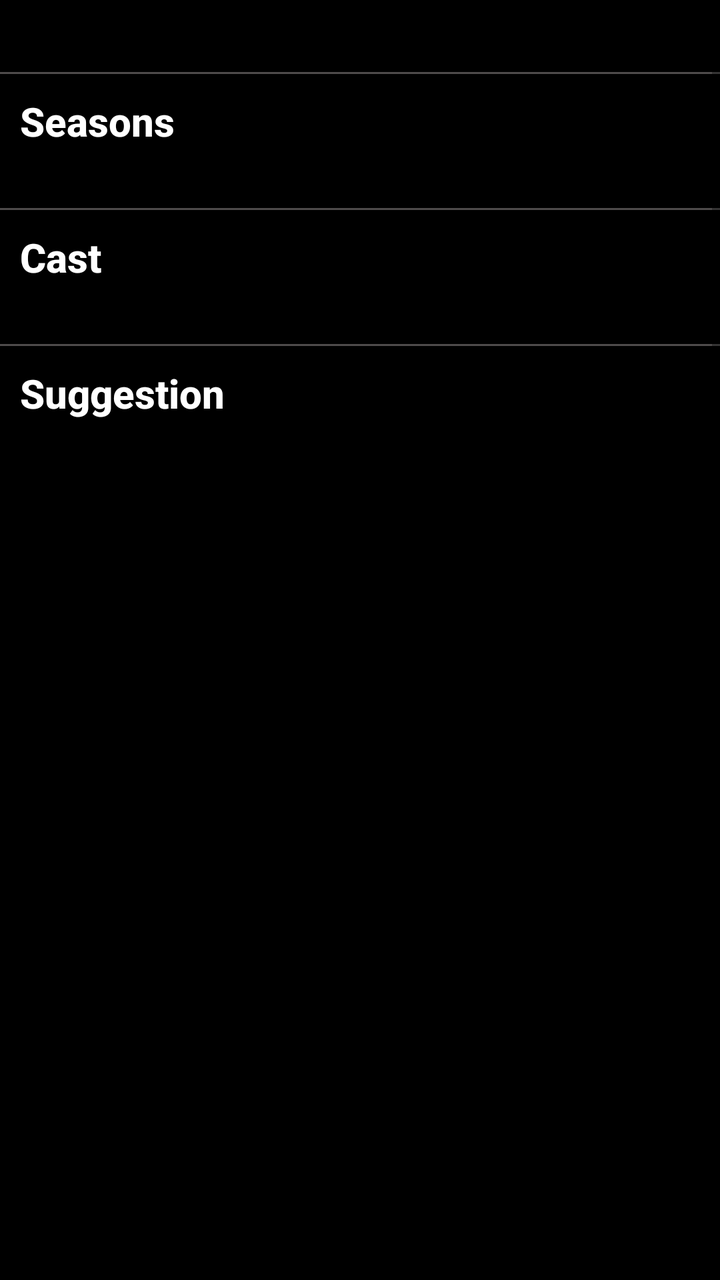
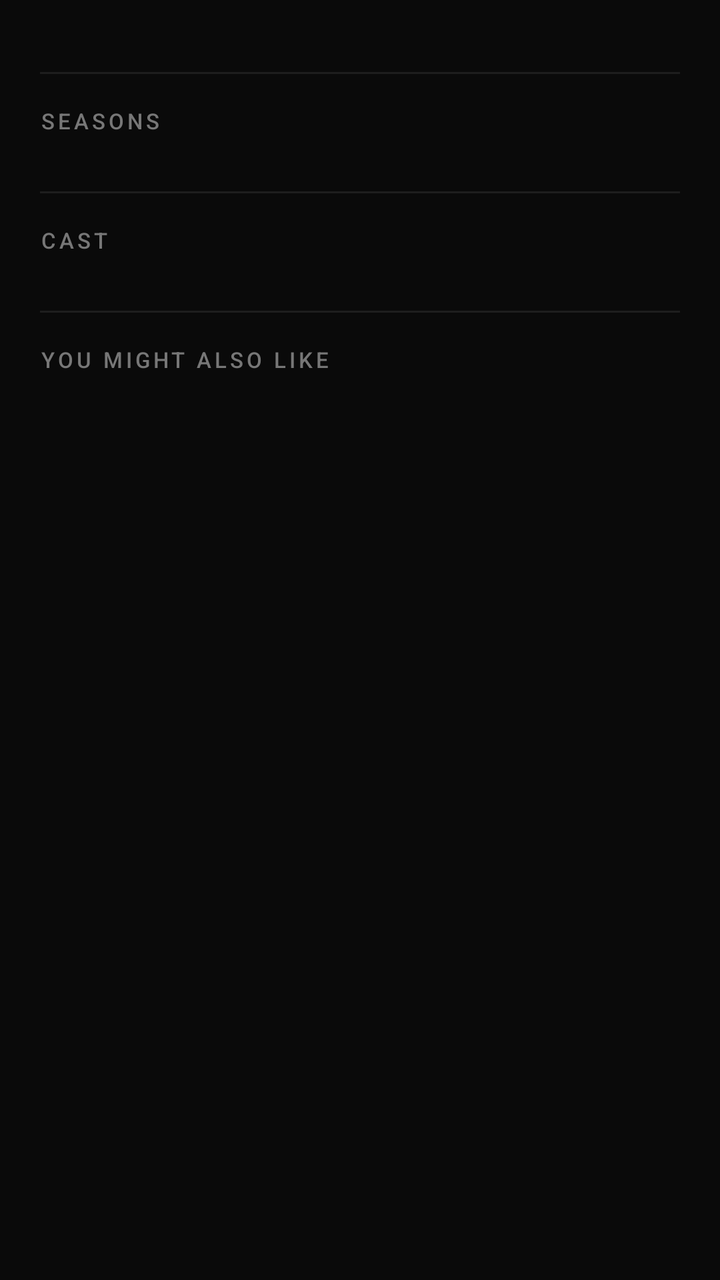

An Android layout rendered at two revisions. The XML below is the earlier revision; the diff shows what the commit changed to produce the second picture.
<!-- AndroidManifest.xml: application theme Theme.EMPlay -->
<!-- res/layout/search_result_tv_view.xml -->
<?xml version="1.0" encoding="utf-8"?>
<FrameLayout xmlns:android="http://schemas.android.com/apk/res/android"
    xmlns:app="http://schemas.android.com/apk/res-auto"
    xmlns:tools="http://schemas.android.com/tools"
    android:layout_width="match_parent"
    android:layout_height="match_parent"
    android:id="@+id/search_result_fragment">

    <androidx.constraintlayout.widget.ConstraintLayout
        android:layout_width="match_parent"
        android:layout_height="match_parent"
        tools:context=".fragment.MovieResultFragment"
        android:background="@color/black">

        <ScrollView
            android:id="@+id/scrollView"
            android:layout_width="match_parent"
            android:layout_height="match_parent"
            app:layout_constraintEnd_toEndOf="parent"
            app:layout_constraintStart_toStartOf="parent"
            app:layout_constraintTop_toTopOf="parent">

            <LinearLayout
                android:layout_width="match_parent"
                android:layout_height="wrap_content"
                android:orientation="vertical">

                <androidx.recyclerview.widget.RecyclerView
                    android:id="@+id/search_result_recyclerview"
                    android:layout_width="match_parent"
                    android:layout_height="wrap_content"
                    android:layout_marginTop="16dp" />

                <View
                    android:id="@+id/view"
                    android:layout_width="match_parent"
                    android:layout_height="1dp"
                    android:layout_marginTop="20dp"
                    android:background="#4E4B4B" />

                <TextView
                    android:id="@+id/textView6"
                    android:layout_width="wrap_content"
                    android:layout_height="wrap_content"
                    android:fontFamily="sans-serif-medium"
                    android:padding="10dp"
                    android:text="Seasons"
                    android:textColor="@color/white"
                    android:textSize="20sp"
                    android:textStyle="bold" />


                <androidx.recyclerview.widget.RecyclerView
                    android:id="@+id/search_result_seasons_recyclerview"
                    android:layout_width="wrap_content"
                    android:layout_height="wrap_content"
                    android:scrollbars="horizontal" />

                <View
                    android:id="@+id/view7"
                    android:layout_width="match_parent"
                    android:layout_height="1dp"
                    android:layout_marginTop="20dp"
                    android:background="#4E4B4B" />

                <TextView
                    android:id="@+id/textView2"
                    android:layout_width="wrap_content"
                    android:layout_height="wrap_content"
                    android:fontFamily="sans-serif-medium"
                    android:padding="10dp"
                    android:text="Cast"
                    android:textColor="@color/white"
                    android:textSize="20sp"
                    android:textStyle="bold" />


                <androidx.recyclerview.widget.RecyclerView
                    android:id="@+id/search_result_cast_recyclerview"
                    android:layout_width="wrap_content"
                    android:layout_height="wrap_content"
                    android:scrollbars="horizontal" />

                <View
                    android:id="@+id/view2"
                    android:layout_width="match_parent"
                    android:layout_height="1dp"
                    android:layout_marginTop="20dp"
                    android:background="#4E4B4B" />

                <TextView
                    android:id="@+id/textView3"
                    android:layout_width="match_parent"
                    android:layout_height="wrap_content"
                    android:fontFamily="sans-serif-medium"
                    android:padding="10dp"
                    android:text="Suggestion"
                    android:textColor="@color/white"
                    android:textSize="20sp"
                    android:textStyle="bold" />

                <androidx.recyclerview.widget.RecyclerView
                    android:id="@+id/search_result_suggestion_recyclerview"
                    android:layout_width="match_parent"
                    android:layout_height="750dp"/>

            </LinearLayout>
        </ScrollView>

    </androidx.constraintlayout.widget.ConstraintLayout>

</FrameLayout>
<!-- resources referenced by this layout -->
<resources>
  <color name="black">#FF000000</color>
  <color name="white">#FFFFFFFF</color>
  <style name="Theme.EMPlay" parent="Theme.MaterialComponents.DayNight.DarkActionBar">
          
          <item name="colorPrimary">#DD10090B</item>
          <item name="colorPrimaryVariant">#059C8D8D</item>
          <item name="colorOnPrimary">#9C8D8D</item>
          
          <item name="colorSecondary">#AD151515</item>
          <item name="colorSecondaryVariant">@color/teal_700</item>
          <item name="colorOnSecondary">@color/black</item>
          
          <item name="android:statusBarColor">@color/black</item>
          
      </style>
  <color name="teal_700">#EFB6B6</color>
</resources>

<!-- the commit's change to res/layout/search_result_tv_view.xml (unified diff, before → after) -->
@@ -1,7 +1,7 @@
 <?xml version="1.0" encoding="utf-8"?>
+
 <FrameLayout xmlns:android="http://schemas.android.com/apk/res/android"
     xmlns:app="http://schemas.android.com/apk/res-auto"
-    xmlns:tools="http://schemas.android.com/tools"
     android:layout_width="match_parent"
     android:layout_height="match_parent"
     android:id="@+id/search_result_fragment">
@@ -9,13 +9,14 @@
     <androidx.constraintlayout.widget.ConstraintLayout
         android:layout_width="match_parent"
         android:layout_height="match_parent"
-        tools:context=".fragment.MovieResultFragment"
-        android:background="@color/black">
+        android:background="#0A0A0A">
 
-        <ScrollView
+        <androidx.core.widget.NestedScrollView
             android:id="@+id/scrollView"
             android:layout_width="match_parent"
             android:layout_height="match_parent"
+            android:fillViewport="true"
+            android:scrollbars="none"
             app:layout_constraintEnd_toEndOf="parent"
             app:layout_constraintStart_toStartOf="parent"
             app:layout_constraintTop_toTopOf="parent">
@@ -23,89 +24,156 @@
             <LinearLayout
                 android:layout_width="match_parent"
                 android:layout_height="wrap_content"
-                android:orientation="vertical">
+                android:orientation="vertical"
+                android:paddingBottom="24dp">
 
+                
                 <androidx.recyclerview.widget.RecyclerView
                     android:id="@+id/search_result_recyclerview"
                     android:layout_width="match_parent"
                     android:layout_height="wrap_content"
                     android:layout_marginTop="16dp" />
 
+                
                 <View
                     android:id="@+id/view"
                     android:layout_width="match_parent"
                     android:layout_height="1dp"
+                    android:layout_marginStart="20dp"
+                    android:layout_marginEnd="20dp"
                     android:layout_marginTop="20dp"
-                    android:background="#4E4B4B" />
+                    android:background="#1E1E1E" />
 
+                
                 <TextView
                     android:id="@+id/textView6"
                     android:layout_width="wrap_content"
                     android:layout_height="wrap_content"
-                    android:fontFamily="sans-serif-medium"
-                    android:padding="10dp"
-                    android:text="Seasons"
-                    android:textColor="@color/white"
-                    android:textSize="20sp"
-                    android:textStyle="bold" />
+                    android:layout_marginStart="20dp"
+                    android:layout_marginTop="16dp"
+                    android:layout_marginBottom="8dp"
+                    android:text="SEASONS"
+                    android:textColor="#777777"
+                    android:textSize="11sp"
+                    android:letterSpacing="0.15"
+                    android:fontFamily="sans-serif-medium" />
 
-
+                
                 <androidx.recyclerview.widget.RecyclerView
                     android:id="@+id/search_result_seasons_recyclerview"
-                    android:layout_width="wrap_content"
+                    android:layout_width="match_parent"
                     android:layout_height="wrap_content"
-                    android:scrollbars="horizontal" />
+                    android:paddingStart="16dp"
+                    android:paddingEnd="16dp"
+                    android:clipToPadding="false"
+                    android:scrollbars="none" />
 
+                
                 <View
                     android:id="@+id/view7"
                     android:layout_width="match_parent"
                     android:layout_height="1dp"
+                    android:layout_marginStart="20dp"
+                    android:layout_marginEnd="20dp"
                     android:layout_marginTop="20dp"
-                    android:background="#4E4B4B" />
+                    android:background="#1E1E1E" />
 
+                
                 <TextView
                     android:id="@+id/textView2"
                     android:layout_width="wrap_content"
                     android:layout_height="wrap_content"
-                    android:fontFamily="sans-serif-medium"
-                    android:padding="10dp"
-                    android:text="Cast"
-                    android:textColor="@color/white"
-                    android:textSize="20sp"
-                    android:textStyle="bold" />
+                    android:layout_marginStart="20dp"
+                    android:layout_marginTop="16dp"
+                    android:layout_marginBottom="8dp"
+                    android:text="CAST"
+                    android:textColor="#777777"
+                    android:textSize="11sp"
+                    android:letterSpacing="0.15"
+                    android:fontFamily="sans-serif-medium" />
 
-
+                
                 <androidx.recyclerview.widget.RecyclerView
                     android:id="@+id/search_result_cast_recyclerview"
-                    android:layout_width="wrap_content"
+                    android:layout_width="match_parent"
                     android:layout_height="wrap_content"
-                    android:scrollbars="horizontal" />
+                    android:paddingStart="16dp"
+                    android:paddingEnd="16dp"
+                    android:clipToPadding="false"
+                    android:scrollbars="none" />
 
+                
                 <View
                     android:id="@+id/view2"
                     android:layout_width="match_parent"
                     android:layout_height="1dp"
+                    android:layout_marginStart="20dp"
+                    android:layout_marginEnd="20dp"
                     android:layout_marginTop="20dp"
-                    android:background="#4E4B4B" />
+                    android:background="#1E1E1E" />
 
+                
                 <TextView
                     android:id="@+id/textView3"
-                    android:layout_width="match_parent"
+                    android:layout_width="wrap_content"
                     android:layout_height="wrap_content"
-                    android:fontFamily="sans-serif-medium"
-                    android:padding="10dp"
-                    android:text="Suggestion"
-                    android:textColor="@color/white"
-                    android:textSize="20sp"
-                    android:textStyle="bold" />
+                    android:layout_marginStart="20dp"
+                    android:layout_marginTop="16dp"
+                    android:layout_marginBottom="8dp"
+                    android:text="YOU MIGHT ALSO LIKE"
+                    android:textColor="#777777"
+                    android:textSize="11sp"
+                    android:letterSpacing="0.15"
+                    android:fontFamily="sans-serif-medium" />
 
+                
                 <androidx.recyclerview.widget.RecyclerView
                     android:id="@+id/search_result_suggestion_recyclerview"
                     android:layout_width="match_parent"
-                    android:layout_height="750dp"/>
+                    android:layout_height="wrap_content"
+                    android:nestedScrollingEnabled="false"/>
+
+                
+                <LinearLayout
+                    android:id="@+id/suggestion_pagination_bar"
+                    android:layout_width="match_parent"
+                    android:layout_height="56dp"
+                    android:orientation="horizontal"
+                    android:gravity="center_vertical"
+                    android:paddingStart="16dp"
+                    android:paddingEnd="16dp"
+                    android:visibility="gone">
+
+                    <ImageButton
+                        android:id="@+id/suggestion_btn_prev"
+                        android:layout_width="36dp"
+                        android:layout_height="36dp"
+                        android:src="@drawable/ic_arrow_back"
+                        android:background="@drawable/rounded_btn_bg"
+                        android:contentDescription="Previous page"
+                        android:enabled="false" />
+
+                    <TextView
+                        android:id="@+id/suggestion_page_indicator"
+                        android:layout_width="0dp"
+                        android:layout_weight="1"
+                        android:layout_height="wrap_content"
+                        android:gravity="center"
+                        android:textColor="#888888"
+                        android:textSize="13sp" />
+
+                    <ImageButton
+                        android:id="@+id/suggestion_btn_next"
+                        android:layout_width="36dp"
+                        android:layout_height="36dp"
+                        android:src="@drawable/ic_arrow_forward"
+                        android:background="@drawable/rounded_btn_bg"
+                        android:contentDescription="Next page" />
+
+                </LinearLayout>
 
             </LinearLayout>
-        </ScrollView>
+        </androidx.core.widget.NestedScrollView>
 
     </androidx.constraintlayout.widget.ConstraintLayout>
 
<!-- resource entries referenced after the edit -->
@@ -1,7 +1,49 @@
 <!-- resources referenced by this layout -->
 <resources>
+  <!-- drawable ic_arrow_back (drawable) -->
+  <?xml version="1.0" encoding="utf-8"?>
+  <vector xmlns:android="http://schemas.android.com/apk/res/android"
+      android:width="24dp"
+      android:height="24dp"
+      android:viewportWidth="24"
+      android:viewportHeight="24"
+      android:tint="#FFFFFF">
+  
+      <path
+          android:fillColor="@android:color/transparent"
+          android:strokeColor="#FFFFFF"
+          android:strokeWidth="2"
+          android:strokeLineCap="round"
+          android:strokeLineJoin="round"
+          android:pathData="M19,12 L5,12 M5,12 L12,19 M5,12 L12,5" />
+  
+  </vector>
+  <!-- drawable ic_arrow_forward (drawable) -->
+  <?xml version="1.0" encoding="utf-8"?>
+  <vector xmlns:android="http://schemas.android.com/apk/res/android"
+      android:width="24dp"
+      android:height="24dp"
+      android:viewportWidth="24"
+      android:viewportHeight="24"
+      android:tint="#FFFFFF">
+  
+      <path
+          android:fillColor="@android:color/transparent"
+          android:strokeColor="#FFFFFF"
+          android:strokeWidth="2"
+          android:strokeLineCap="round"
+          android:strokeLineJoin="round"
+          android:pathData="M5,12 L19,12 M19,12 L12,5 M19,12 L12,19" />
+  
+  </vector>
+  <!-- drawable rounded_btn_bg (drawable) -->
+  <?xml version="1.0" encoding="utf-8"?>
+  <shape xmlns:android="http://schemas.android.com/apk/res/android"
+      android:shape="oval">
+      <solid android:color="#1A1A1A" />
+      <stroke android:width="1dp" android:color="#333333" />
+  </shape>
   <color name="black">#FF000000</color>
-  <color name="white">#FFFFFFFF</color>
   <style name="Theme.EMPlay" parent="Theme.MaterialComponents.DayNight.DarkActionBar">
           
           <item name="colorPrimary">#DD10090B</item>
